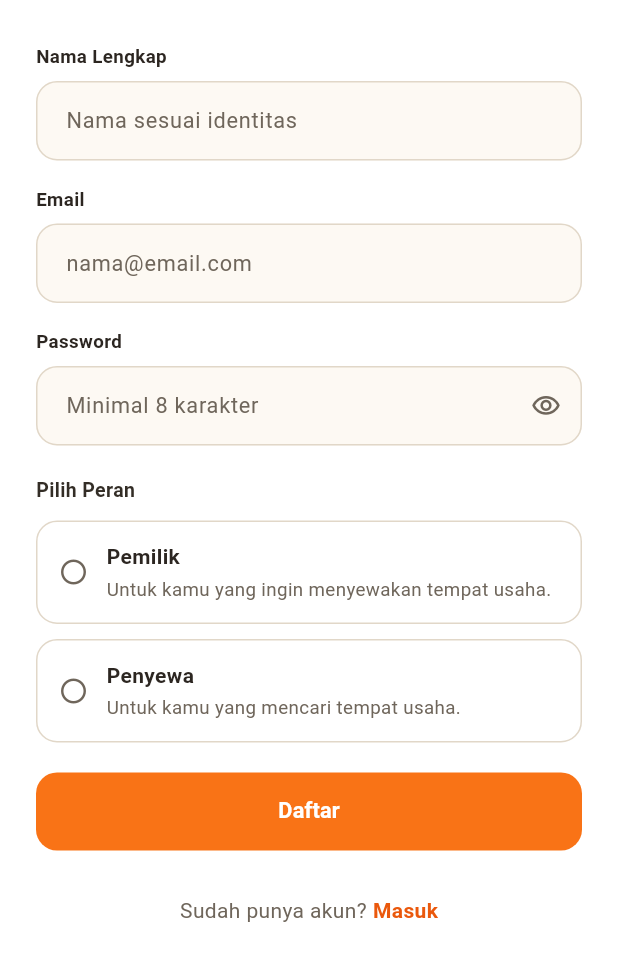
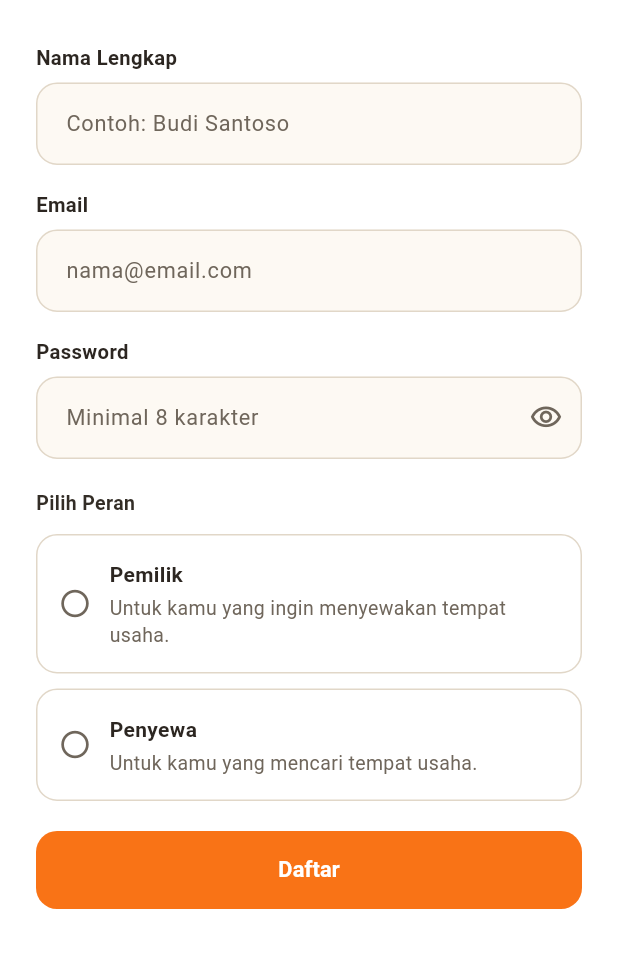
Before and after one commit to FaletehanAlF/Spoth-UMKM-Frontend, a Flutter app: the RegisterScreen screen opened by its route, on a phone screen of 412 x 824 dp, the part 282-1236 px from its top. Run offline on Flutter 3.47's test engine with Material 3 defaults, Android fonts, the phone set to English and light mode, and no system bars; our stand-ins replace dio, flutter_local_notifications, flutter_riverpod, flutter_secure_storage, go_router, image_picker and 4 more; accounts and stored records are empty.

Commit message:
fix(register): validasi nama minimal 5 karakter + UI lebih ramah semua usia
- tambahkan validasi minimal 5 karakter pada nama lengkap (frontend)

- perbesar tap target, teks, dan padding komponen autentikasi

- naikkan ukuran teks kecil dan tap target di dashboard

```diff
--- a/lib/screens/auth/register_screen.dart
+++ b/lib/screens/auth/register_screen.dart
@@ -36,6 +36,7 @@ class _RegisterScreenState extends ConsumerState<RegisterScreen> {
   String? _validateNama(String? value) {
     final text = value?.trim() ?? '';
     if (text.isEmpty) return 'Nama wajib diisi';
+    if (text.length < 5) return 'Nama minimal 5 karakter';
     if (text.length > 100) return 'Nama maksimal 100 karakter';
     return null;
   }
@@ -120,7 +121,7 @@ class _RegisterScreenState extends ConsumerState<RegisterScreen> {
                 AuthField(
                   label: 'Nama Lengkap',
                   controller: _namaController,
-                  hintText: 'Nama sesuai identitas',
+                  hintText: 'Contoh: Budi Santoso',
                   textInputAction: TextInputAction.next,
                   validator: _validateNama,
                   enabled: !isLoading,
--- a/lib/widgets/auth_widgets.dart
+++ b/lib/widgets/auth_widgets.dart
@@ -407,7 +407,7 @@ class AuthField extends StatelessWidget {
         Text(
           label,
           style: const TextStyle(
-            fontSize: 12.5,
+            fontSize: 13.5,
             fontWeight: FontWeight.w600,
             color: AppColors.charcoal,
           ),
@@ -435,7 +435,7 @@ class AuthField extends StatelessWidget {
             fillColor: AppColors.surfaceMuted,
             contentPadding: const EdgeInsets.symmetric(
               horizontal: 16,
-              vertical: 15,
+              vertical: 16,
             ),
             border: _border(const BorderSide(color: AppColors.neutralBorder)),
             enabledBorder: _border(
@@ -485,7 +485,7 @@ class AuthRoleOption extends StatelessWidget {
         onTap: onTap,
         child: AnimatedContainer(
           duration: const Duration(milliseconds: 150),
-          padding: const EdgeInsets.symmetric(horizontal: 14, vertical: 13),
+          padding: const EdgeInsets.symmetric(horizontal: 14, vertical: 16),
           decoration: BoxDecoration(
             color: selected ? AppColors.lightOrange : AppColors.white,
             borderRadius: BorderRadius.circular(AppRadius.md),
@@ -500,7 +500,7 @@ class AuthRoleOption extends StatelessWidget {
                 selected
                     ? Icons.radio_button_checked
                     : Icons.radio_button_unchecked,
-                size: 20,
+                size: 22,
                 color: selected
                     ? AppColors.primaryDeep
                     : AppColors.secondaryText,
@@ -524,7 +524,7 @@ class AuthRoleOption extends StatelessWidget {
                     Text(
                       description,
                       style: const TextStyle(
-                        fontSize: 12.5,
+                        fontSize: 13,
                         height: 1.4,
                         color: AppColors.secondaryText,
                       ),
@@ -555,10 +555,10 @@ class AuthPasswordToggle extends StatelessWidget {
     return IconButton(
       style: IconButton.styleFrom(overlayColor: Colors.transparent),
       padding: EdgeInsets.zero,
-      constraints: const BoxConstraints(minWidth: 40, minHeight: 40),
+      constraints: const BoxConstraints(minWidth: 44, minHeight: 44),
       icon: Icon(
         hidden ? Icons.visibility_outlined : Icons.visibility_off_outlined,
-        size: 20,
+        size: 22,
         color: AppColors.secondaryText,
       ),
       tooltip: hidden ? 'Tampilkan password' : 'Sembunyikan password',
@@ -666,7 +666,7 @@ class AuthMessage extends StatelessWidget {
               text,
               style: const TextStyle(
                 color: AppColors.danger,
-                fontSize: 12.5,
+                fontSize: 13,
                 height: 1.45,
               ),
             ),
```
Also changed, not shown: lib/screens/home/dashboard_screen.dart (+20 -20 lines).
